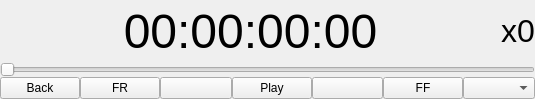
JokerSync/Joker, file libs/PhCommonUI/PhMediaPanel.ui: the form before one commit.
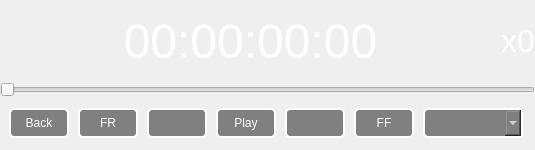
The form after the commit.

The edit to the form file:
```diff
--- a/libs/PhCommonUI/PhMediaPanel.ui
+++ b/libs/PhCommonUI/PhMediaPanel.ui
@@ -7,12 +7,31 @@
     <x>0</x>
     <y>0</y>
     <width>535</width>
-    <height>99</height>
+    <height>150</height>
    </rect>
   </property>
   <property name="windowTitle">
    <string>Form</string>
   </property>
+  <property name="styleSheet">
+   <string notr="true">* {
+	color: white;
+}
+
+
+
+QPushButton, QComboBox{
+	 background: grey;
+     border-style: outset;
+     border-width: 2px;
+     border-radius: 5px;
+     border-color: white;
+}
+
+QLabel#_timecodeLabel{
+	padding: 10px;
+}</string>
+  </property>
   <layout class="QVBoxLayout" name="verticalLayout">
    <property name="spacing">
     <number>0</number>
@@ -24,15 +43,27 @@
     <layout class="QHBoxLayout" name="_hLayoutTop" stretch="2,0">
      <item>
       <widget class="QLabel" name="_timecodeLabel">
+       <property name="minimumSize">
+        <size>
+         <width>0</width>
+         <height>60</height>
+        </size>
+       </property>
+       <property name="maximumSize">
+        <size>
+         <width>16777215</width>
+         <height>60</height>
+        </size>
+       </property>
        <property name="palette">
         <palette>
          <active>
           <colorrole role="WindowText">
            <brush brushstyle="SolidPattern">
             <color alpha="255">
-             <red>0</red>
-             <green>0</green>
-             <blue>0</blue>
+             <red>255</red>
+             <green>255</green>
+             <blue>255</blue>
             </color>
            </brush>
           </colorrole>
@@ -57,9 +88,9 @@
           <colorrole role="Text">
            <brush brushstyle="SolidPattern">
             <color alpha="255">
-             <red>0</red>
-             <green>0</green>
-             <blue>0</blue>
+             <red>255</red>
+             <green>255</green>
+             <blue>255</blue>
             </color>
            </brush>
           </colorrole>
@@ -72,6 +103,15 @@
             </color>
            </brush>
           </colorrole>
+          <colorrole role="ButtonText">
+           <brush brushstyle="SolidPattern">
+            <color alpha="255">
+             <red>255</red>
+             <green>255</green>
+             <blue>255</blue>
+            </color>
+           </brush>
+          </colorrole>
           <colorrole role="Base">
            <brush brushstyle="SolidPattern">
             <color alpha="255">
@@ -104,9 +144,9 @@
           <colorrole role="WindowText">
            <brush brushstyle="SolidPattern">
             <color alpha="255">
-             <red>0</red>
-             <green>0</green>
-             <blue>0</blue>
+             <red>255</red>
+             <green>255</green>
+             <blue>255</blue>
             </color>
            </brush>
           </colorrole>
@@ -131,9 +171,9 @@
           <colorrole role="Text">
            <brush brushstyle="SolidPattern">
             <color alpha="255">
-             <red>0</red>
-             <green>0</green>
-             <blue>0</blue>
+             <red>255</red>
+             <green>255</green>
+             <blue>255</blue>
             </color>
            </brush>
           </colorrole>
@@ -146,6 +186,15 @@
             </color>
            </brush>
           </colorrole>
+          <colorrole role="ButtonText">
+           <brush brushstyle="SolidPattern">
+            <color alpha="255">
+             <red>255</red>
+             <green>255</green>
+             <blue>255</blue>
+            </color>
+           </brush>
+          </colorrole>
           <colorrole role="Base">
            <brush brushstyle="SolidPattern">
             <color alpha="255">
@@ -178,9 +227,9 @@
           <colorrole role="WindowText">
            <brush brushstyle="SolidPattern">
             <color alpha="255">
-             <red>69</red>
-             <green>69</green>
-             <blue>69</blue>
+             <red>255</red>
+             <green>255</green>
+             <blue>255</blue>
             </color>
            </brush>
           </colorrole>
@@ -205,9 +254,9 @@
           <colorrole role="Text">
            <brush brushstyle="SolidPattern">
             <color alpha="255">
-             <red>69</red>
-             <green>69</green>
-             <blue>69</blue>
+             <red>255</red>
+             <green>255</green>
+             <blue>255</blue>
             </color>
            </brush>
           </colorrole>
@@ -220,6 +269,15 @@
             </color>
            </brush>
           </colorrole>
+          <colorrole role="ButtonText">
+           <brush brushstyle="SolidPattern">
+            <color alpha="255">
+             <red>255</red>
+             <green>255</green>
+             <blue>255</blue>
+            </color>
+           </brush>
+          </colorrole>
           <colorrole role="Base">
            <brush brushstyle="SolidPattern">
             <color alpha="255">
@@ -261,10 +319,25 @@
        <property name="alignment">
         <set>Qt::AlignCenter</set>
        </property>
+       <property name="margin">
+        <number>0</number>
+       </property>
       </widget>
      </item>
      <item>
       <widget class="QLabel" name="_rateLabel">
+       <property name="minimumSize">
+        <size>
+         <width>0</width>
+         <height>60</height>
+        </size>
+       </property>
+       <property name="maximumSize">
+        <size>
+         <width>16777215</width>
+         <height>60</height>
+        </size>
+       </property>
        <property name="font">
         <font>
          <pointsize>24</pointsize>
@@ -291,6 +364,18 @@
      </property>
      <item>
       <widget class="QPushButton" name="_backButton">
+       <property name="minimumSize">
+        <size>
+         <width>60</width>
+         <height>30</height>
+        </size>
+       </property>
+       <property name="maximumSize">
+        <size>
+         <width>60</width>
+         <height>30</height>
+        </size>
+       </property>
        <property name="text">
         <string>Back</string>
        </property>
@@ -298,6 +383,18 @@
      </item>
      <item>
       <widget class="QPushButton" name="_fastRewindButton">
+       <property name="minimumSize">
+        <size>
+         <width>60</width>
+         <height>30</height>
+        </size>
+       </property>
+       <property name="maximumSize">
+        <size>
+         <width>60</width>
+         <height>30</height>
+        </size>
+       </property>
        <property name="text">
         <string>FR</string>
        </property>
@@ -305,6 +402,18 @@
      </item>
      <item>
       <widget class="QPushButton" name="_previousFrameButton">
+       <property name="minimumSize">
+        <size>
+         <width>60</width>
+         <height>30</height>
+        </size>
+       </property>
+       <property name="maximumSize">
+        <size>
+         <width>60</width>
+         <height>30</height>
+        </size>
+       </property>
        <property name="text">
         <string/>
        </property>
@@ -312,6 +421,18 @@
      </item>
      <item>
       <widget class="QPushButton" name="_playButton">
+       <property name="minimumSize">
+        <size>
+         <width>60</width>
+         <height>30</height>
+        </size>
+       </property>
+       <property name="maximumSize">
+        <size>
+         <width>60</width>
+         <height>30</height>
+        </size>
+       </property>
        <property name="text">
         <string>Play</string>
        </property>
@@ -319,6 +440,18 @@
      </item>
      <item>
       <widget class="QPushButton" name="_nextFrameButton">
+       <property name="minimumSize">
+        <size>
+         <width>60</width>
+         <height>30</height>
+        </size>
+       </property>
+       <property name="maximumSize">
+        <size>
+         <width>60</width>
+         <height>30</height>
+        </size>
+       </property>
        <property name="text">
         <string/>
        </property>
@@ -326,6 +459,18 @@
      </item>
      <item>
       <widget class="QPushButton" name="_fastForwardButton">
+       <property name="minimumSize">
+        <size>
+         <width>60</width>
+         <height>30</height>
+        </size>
+       </property>
+       <property name="maximumSize">
+        <size>
+         <width>60</width>
+         <height>30</height>
+        </size>
+       </property>
        <property name="text">
         <string>FF</string>
        </property>
@@ -333,6 +478,18 @@
      </item>
      <item>
       <widget class="QComboBox" name="_rateSelectionBox">
+       <property name="minimumSize">
+        <size>
+         <width>100</width>
+         <height>30</height>
+        </size>
+       </property>
+       <property name="maximumSize">
+        <size>
+         <width>100</width>
+         <height>30</height>
+        </size>
+       </property>
        <property name="editable">
         <bool>false</bool>
        </property>
```
Left out of the diff: 11 changed lines with no effect on the pictures.
